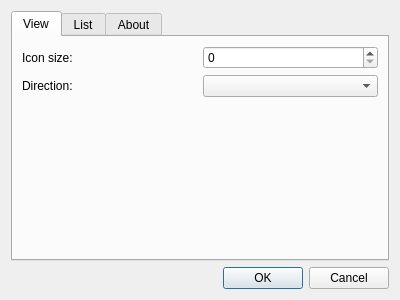
First picture: the form in desktopwidgetdialog.ui, repository andr7e/DesktopWidget2, before the edit.
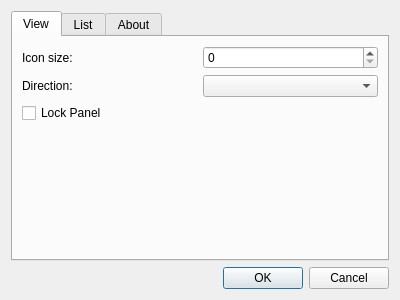
Second picture: the form after the edit.

Commit message: Lock move option, refactoring

What changed in the file:
```diff
--- a/desktopwidgetdialog.ui
+++ b/desktopwidgetdialog.ui
@@ -74,6 +74,13 @@
            </item>
           </layout>
          </item>
+         <item>
+          <widget class="QCheckBox" name="lockPanelCheckBox">
+           <property name="text">
+            <string>Lock Panel</string>
+           </property>
+          </widget>
+         </item>
          <item>
           <spacer name="verticalSpacer">
            <property name="orientation">
```
The commit also changes 13 other files.
